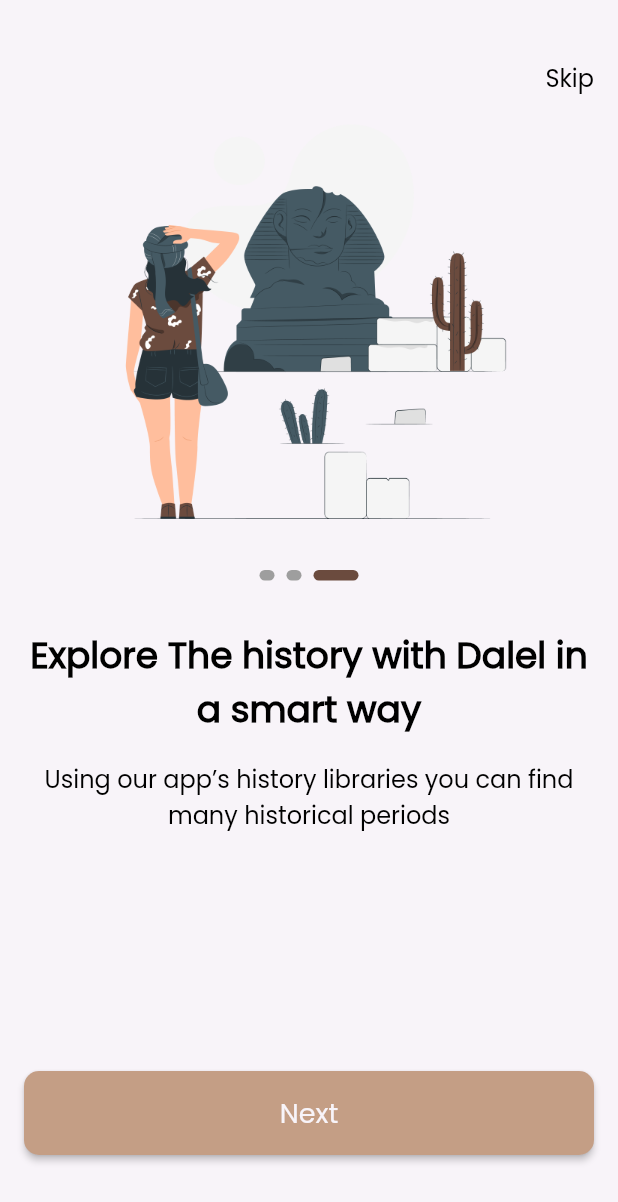
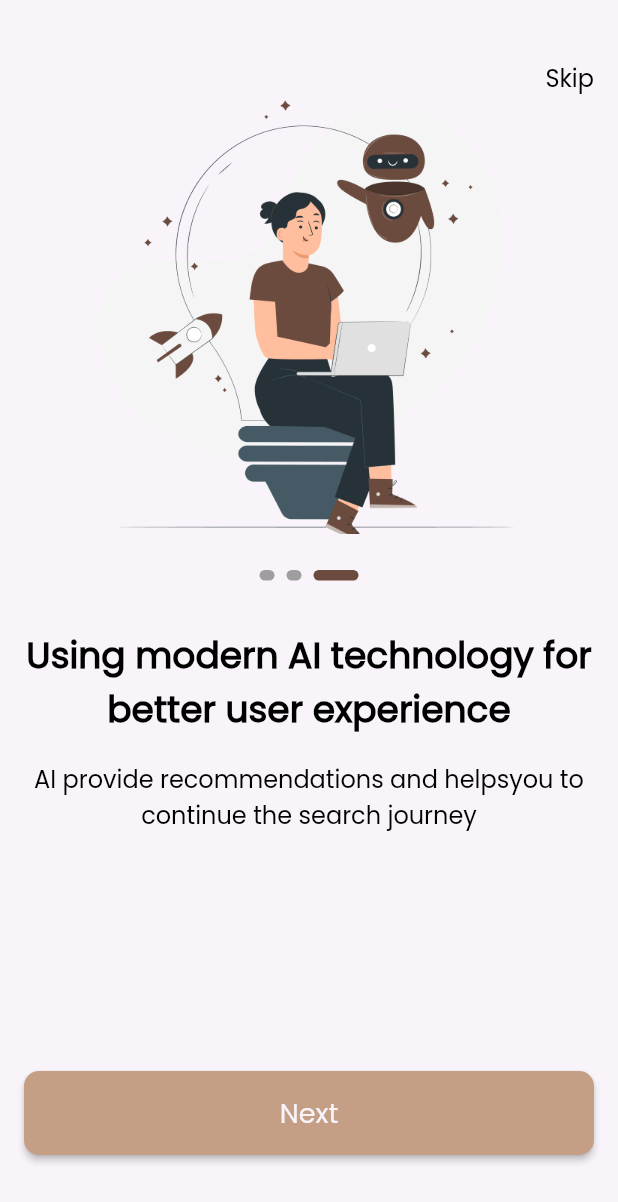
Before and after one commit to mohammedashraf16/dalel, a Flutter app: the screen it shows after launch, swiped to page 3, on a phone screen of 412 x 824 dp. Shown: the top 1202 px of the screen. Run offline on Flutter 3.47's test engine with Material 2 defaults, Android fonts, the phone set to English and light mode, and no system bars; drawn by our look-alikes of smooth_page_indicator; our stand-ins replace go_router.

Commit message:
create on boarding model

```diff
--- /dev/null
+++ b/lib/features/ondoarding/data/models/on_boarding_model.dart
@@ -0,0 +1,27 @@
+import 'package:dalel/core/utlis/app_assets.dart';
+
+class OnBoardingModel {
+  final String imagePath;
+  final String title;
+  final String subTitle;
+
+  OnBoardingModel(
+      {required this.imagePath, required this.title, required this.subTitle});
+}
+
+List<OnBoardingModel> OnBoardingData = [
+  OnBoardingModel(
+      imagePath: Assets.imagesOnboarding1,
+      title: "Explore The history with Dalel in a smart way",
+      subTitle:
+          "Using our app’s history libraries you can find many historical periods "),
+  OnBoardingModel(
+      imagePath: Assets.imagesOnboarding2,
+      title: "From every placeon earth",
+      subTitle: "A big variety of ancient places from all over the world"),
+  OnBoardingModel(
+      imagePath: Assets.imagesOnboarding3,
+      title: "Using modern AI technology for better user experience",
+      subTitle:
+          "AI provide recommendations and helpsyou to continue the search journey"),
+];
--- a/lib/features/ondoarding/presentation/view/widgets/onboarding_widgt_body.dart
+++ b/lib/features/ondoarding/presentation/view/widgets/onboarding_widgt_body.dart
@@ -1,5 +1,6 @@
 import 'package:dalel/core/utlis/app_assets.dart';
 import 'package:dalel/core/utlis/app_text_style.dart';
+import 'package:dalel/features/ondoarding/data/models/on_boarding_model.dart';
 import 'package:dalel/features/ondoarding/presentation/view/widgets/custom_smooth_page.dart';
 import 'package:flutter/material.dart';
 
@@ -13,17 +14,17 @@ class OnboardingWidgetBody extends StatelessWidget {
       child: PageView.builder(
         physics: const BouncingScrollPhysics(),
         controller: _controller,
-        itemCount: 3,
+        itemCount: OnBoardingData.length,
         itemBuilder: (context, index) {
           return Column(
             children: [
               Container(
                 height: 292,
                 width: 343,
-                decoration: const BoxDecoration(
+                decoration: BoxDecoration(
                   image: DecorationImage(
                       image: AssetImage(
-                        Assets.imagesOnboarding1,
+                        OnBoardingData[index].imagePath,
                       ),
                       fit: BoxFit.fill),
                 ),
@@ -37,7 +38,7 @@ class OnboardingWidgetBody extends StatelessWidget {
               ),
               Center(
                 child: Text(
-                  "Explore The history with Dalel in a smart way",
+                  OnBoardingData[index].title,
                   style: CustomTextStyles.poppins500Style24.copyWith(
                     fontWeight: FontWeight.bold,
                   ),
@@ -50,7 +51,7 @@ class OnboardingWidgetBody extends StatelessWidget {
                 height: 16,
               ),
               Text(
-                "Using our app’s history libraries you can find many historical periods ",
+                OnBoardingData[index].subTitle,
                 style: CustomTextStyles.poppins300Style16,
                 textAlign: TextAlign.center,
                 maxLines: 2,
```
